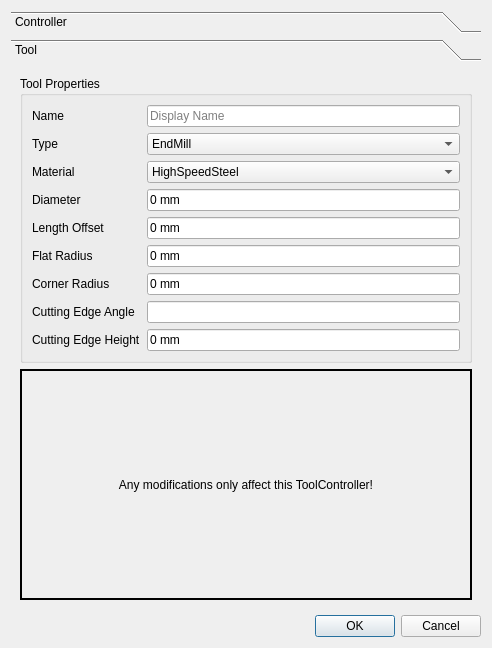
Old version of the form src/Mod/Path/Gui/Resources/panels/DlgToolControllerEdit.ui in the repository berndhahnebach/All_FreeCAD.
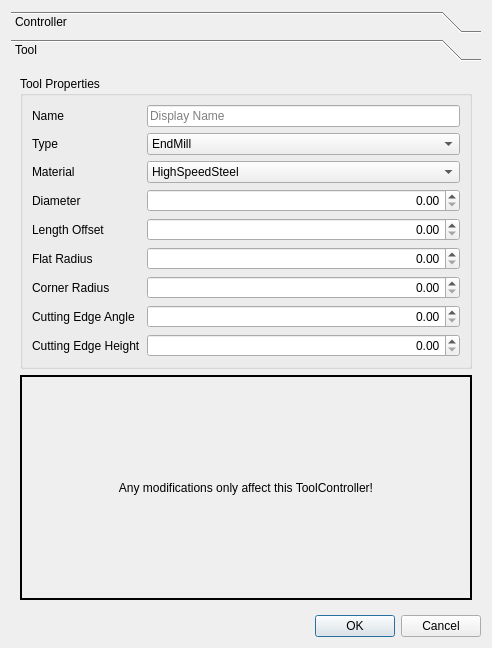
New version of the form. The open tabs and pages were chosen to show the change. Custom widgets are drawn as their Qt base class.

Commit message: Changed tool parameters to use a QuantitySpinBox.

The edit to the form file:
```diff
--- a/src/Mod/Path/Gui/Resources/panels/DlgToolControllerEdit.ui
+++ b/src/Mod/Path/Gui/Resources/panels/DlgToolControllerEdit.ui
@@ -183,7 +183,15 @@
        </item>
       </layout>
      </widget>
-     <widget class="QWidget" name="toolBoxPage2" native="true">
+     <widget class="QWidget" name="toolBoxPage2">
+      <property name="geometry">
+       <rect>
+        <x>0</x>
+        <y>0</y>
+        <width>474</width>
+        <height>535</height>
+       </rect>
+      </property>
       <attribute name="label">
        <string>Tool</string>
       </attribute>
@@ -377,90 +385,108 @@
            </widget>
           </item>
           <item row="6" column="1">
-           <widget class="Gui::InputField" name="toolDiameter">
-            <property name="text">
-             <string>0 mm</string>
+           <widget class="Gui::QuantitySpinBox" name="toolDiameter">
+            <property name="alignment">
+             <set>Qt::AlignRight|Qt::AlignTrailing|Qt::AlignVCenter</set>
             </property>
-            <property name="singleStep" stdset="0">
+            <property name="text" stdset="0">
+             <string>0.00</string>
+            </property>
+            <property name="minimum">
+             <double>0.000000000000000</double>
+            </property>
+            <property name="maximum">
+             <double>100.000000000000000</double>
+            </property>
+            <property name="singleStep">
              <double>0.125000000000000</double>
             </property>
-            <property name="maximum" stdset="0">
-             <double>100.000000000000000</double>
-            </property>
-            <property name="minimum" stdset="0">
-             <double>0.000000000000000</double>
-            </property>
             <property name="unit" stdset="0">
              <string notr="true">mm</string>
             </property>
            </widget>
           </item>
           <item row="8" column="1">
-           <widget class="Gui::InputField" name="toolLengthOffset">
-            <property name="text">
-             <string>0 mm</string>
+           <widget class="Gui::QuantitySpinBox" name="toolLengthOffset">
+            <property name="alignment">
+             <set>Qt::AlignRight|Qt::AlignTrailing|Qt::AlignVCenter</set>
             </property>
-            <property name="maximum" stdset="0">
-             <double>100.000000000000000</double>
+            <property name="text" stdset="0">
+             <string>0.00</string>
             </property>
             <property name="minimum" stdset="0">
              <double>0.000000000000000</double>
             </property>
+            <property name="maximum">
+             <double>100.000000000000000</double>
+            </property>
             <property name="unit" stdset="0">
              <string notr="true">mm</string>
             </property>
            </widget>
           </item>
           <item row="12" column="1">
-           <widget class="Gui::InputField" name="toolFlatRadius">
-            <property name="text">
-             <string>0 mm</string>
+           <widget class="Gui::QuantitySpinBox" name="toolFlatRadius">
+            <property name="alignment">
+             <set>Qt::AlignRight|Qt::AlignTrailing|Qt::AlignVCenter</set>
             </property>
-            <property name="maximum" stdset="0">
-             <double>100.000000000000000</double>
+            <property name="text" stdset="0">
+             <string>0.00</string>
             </property>
             <property name="minimum" stdset="0">
              <double>0.000000000000000</double>
             </property>
+            <property name="maximum">
+             <double>100.000000000000000</double>
+            </property>
             <property name="unit" stdset="0">
              <string notr="true">mm</string>
             </property>
            </widget>
           </item>
           <item row="14" column="1">
-           <widget class="Gui::InputField" name="toolCornerRadius">
-            <property name="text">
-             <string>0 mm</string>
+           <widget class="Gui::QuantitySpinBox" name="toolCornerRadius">
+            <property name="alignment">
+             <set>Qt::AlignRight|Qt::AlignTrailing|Qt::AlignVCenter</set>
             </property>
-            <property name="maximum" stdset="0">
-             <double>100.000000000000000</double>
+            <property name="text" stdset="0">
+             <string>0.00</string>
             </property>
             <property name="minimum" stdset="0">
              <double>0.000000000000000</double>
             </property>
+            <property name="maximum">
+             <double>100.000000000000000</double>
+            </property>
             <property name="unit" stdset="0">
              <string notr="true">mm</string>
             </property>
            </widget>
           </item>
           <item row="18" column="1">
-           <widget class="Gui::InputField" name="toolCuttingEdgeHeight">
-            <property name="text">
-             <string>0 mm</string>
+           <widget class="Gui::QuantitySpinBox" name="toolCuttingEdgeHeight">
+            <property name="alignment">
+             <set>Qt::AlignRight|Qt::AlignTrailing|Qt::AlignVCenter</set>
             </property>
-            <property name="maximum" stdset="0">
-             <double>100.000000000000000</double>
+            <property name="text" stdset="0">
+             <string>0.00</string>
             </property>
             <property name="minimum" stdset="0">
              <double>0.000000000000000</double>
             </property>
+            <property name="maximum">
+             <double>100.000000000000000</double>
+            </property>
             <property name="unit" stdset="0">
              <string notr="true">mm</string>
             </property>
            </widget>
           </item>
           <item row="16" column="1">
-           <widget class="Gui::InputField" name="toolCuttingEdgeAngle">
+           <widget class="Gui::QuantitySpinBox" name="toolCuttingEdgeAngle">
+            <property name="alignment">
+             <set>Qt::AlignRight|Qt::AlignTrailing|Qt::AlignVCenter</set>
+            </property>
             <property name="unit" stdset="0">
              <string notr="true">°</string>
             </property>
@@ -502,11 +528,6 @@
   </layout>
  </widget>
  <customwidgets>
-  <customwidget>
-   <class>Gui::InputField</class>
-   <extends>QLineEdit</extends>
-   <header>Gui/InputField.h</header>
-  </customwidget>
   <customwidget>
    <class>Gui::QuantitySpinBox</class>
    <extends>QDoubleSpinBox</extends>
```
Left out of the diff: 66 changed lines with no effect on the pictures. The commit also changes 2 other files.
